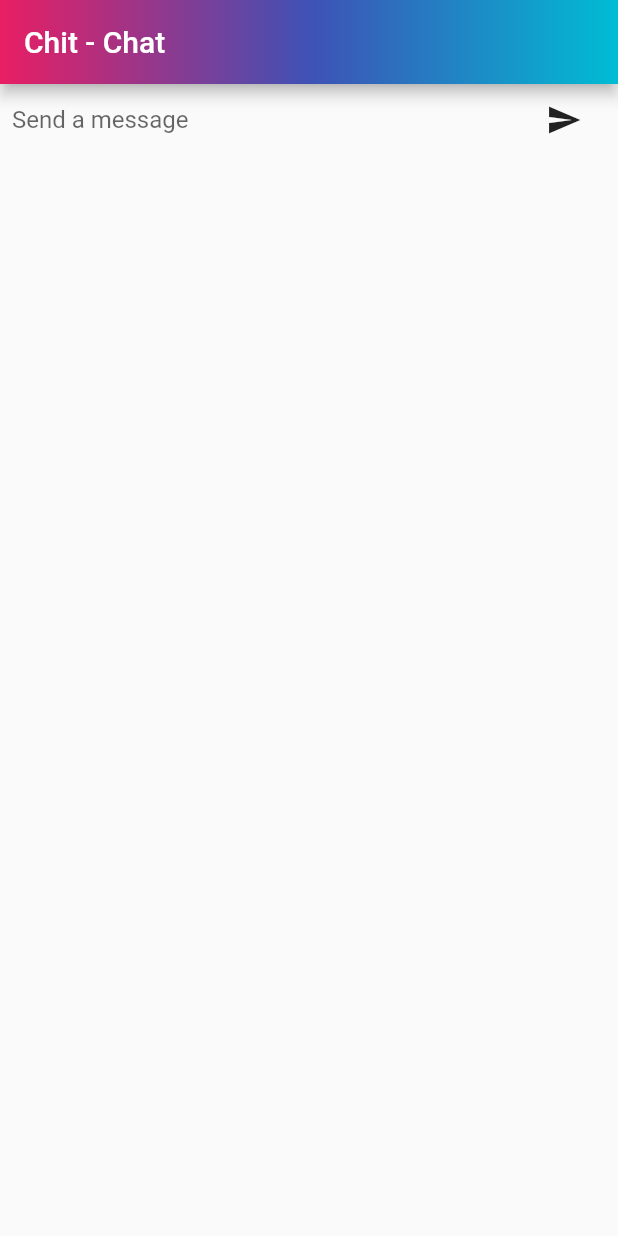
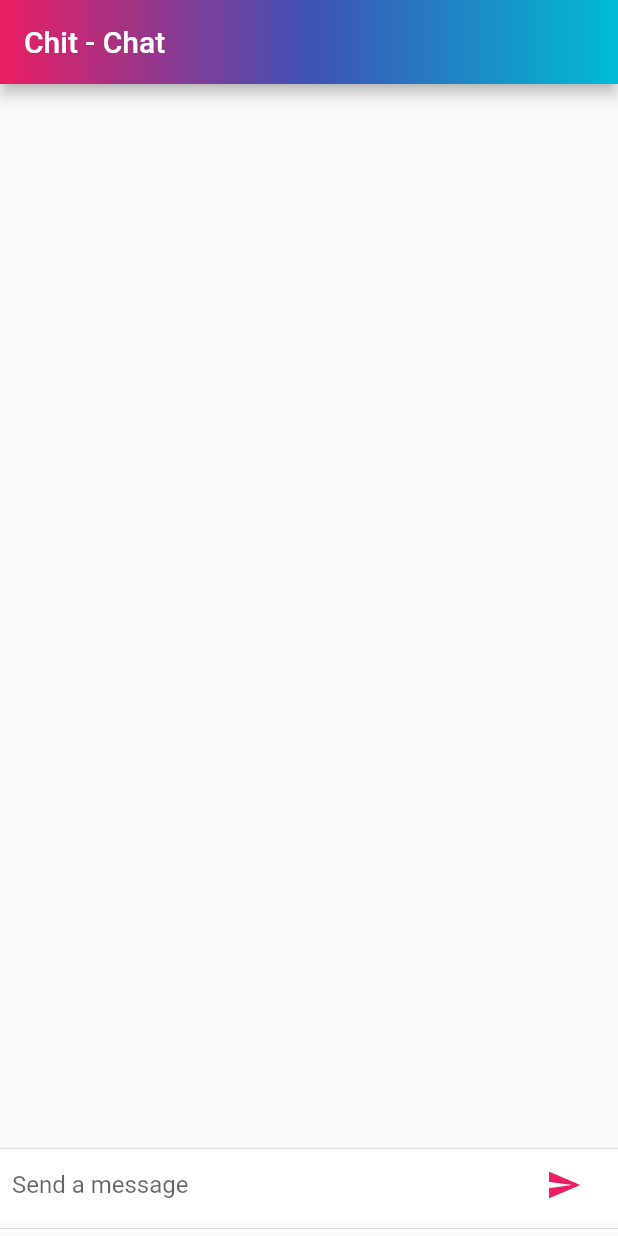
Before and after one commit to ajay1706/chat-app, a Flutter app: the screen it shows after launch, on a phone screen of 412 x 824 dp. Run offline on Flutter 3.47's test engine with Material 2 defaults, Android fonts, the phone set to English and light mode, and no system bars; our stand-ins replace gradient_app_bar.

Commit message:
adding final code

```diff
--- a/chat_app/lib/chat_screen.dart
+++ b/chat_app/lib/chat_screen.dart
@@ -1,3 +1,4 @@
+import 'package:chat_app/chat_message.dart';
 import 'package:flutter/material.dart';
 
 class ChatScreen extends StatefulWidget {
@@ -9,22 +10,39 @@ class _ChatScreenState extends State<ChatScreen> {
 
 
   final TextEditingController _textController = new TextEditingController();
+  final List<ChatMessage> _messages = <ChatMessage> [];
+
 
 
 void _handleSubmitted(String text){
   _textController.clear();
+  ChatMessage message = ChatMessage(
+    text: text,
+  );
+  setState(() {
+    _messages.insert(0, message);
+  });
 }
 
 
   Widget _textComposerWidget(){
-    return Container(
+    return IconTheme(
+      data: IconThemeData(
+        color: Colors.pink
+      ),
+          child: Container(
         margin: EdgeInsets.symmetric(horizontal: 8.0),
         child: Row(
           children: <Widget>[
             Flexible(
+
               child: TextField(
-        decoration: InputDecoration.collapsed(
-          hintText: "Send a message"
+
+          decoration: InputDecoration(
+            border: InputBorder.none,
+
+            hintText: "Send a message",
+
           ),
           controller: _textController,
           onSubmitted: _handleSubmitted,
@@ -39,13 +57,29 @@ void _handleSubmitted(String text){
          )
           ],
         )
+      ),
     );
   }
 
   @override
   Widget build(BuildContext context) {
-    return _textComposerWidget(
-
+    return Column(
+        children: <Widget>[
+          Flexible(
+            child: ListView.builder(
+              padding: EdgeInsets.all(8.0),
+              reverse:true ,
+              itemBuilder: ((_,int index)=> _messages[index]),
+              itemCount: _messages.length,
+            ),
+          ),
+          Divider(height: 1.0,),
+          Container(decoration: BoxDecoration(
+            color: Theme.of(context).cardColor
+          ),
+          child: _textComposerWidget(),),
+          Divider(height: 10.0,)
+          ],
       );
   }
 }
```
Also changed, not shown: chat_app/lib/chat_message.dart (+47 -0 lines), chat_app/lib/home_page.dart (+5 -9 lines). Lines whose indentation alone changed are shown as unchanged.
